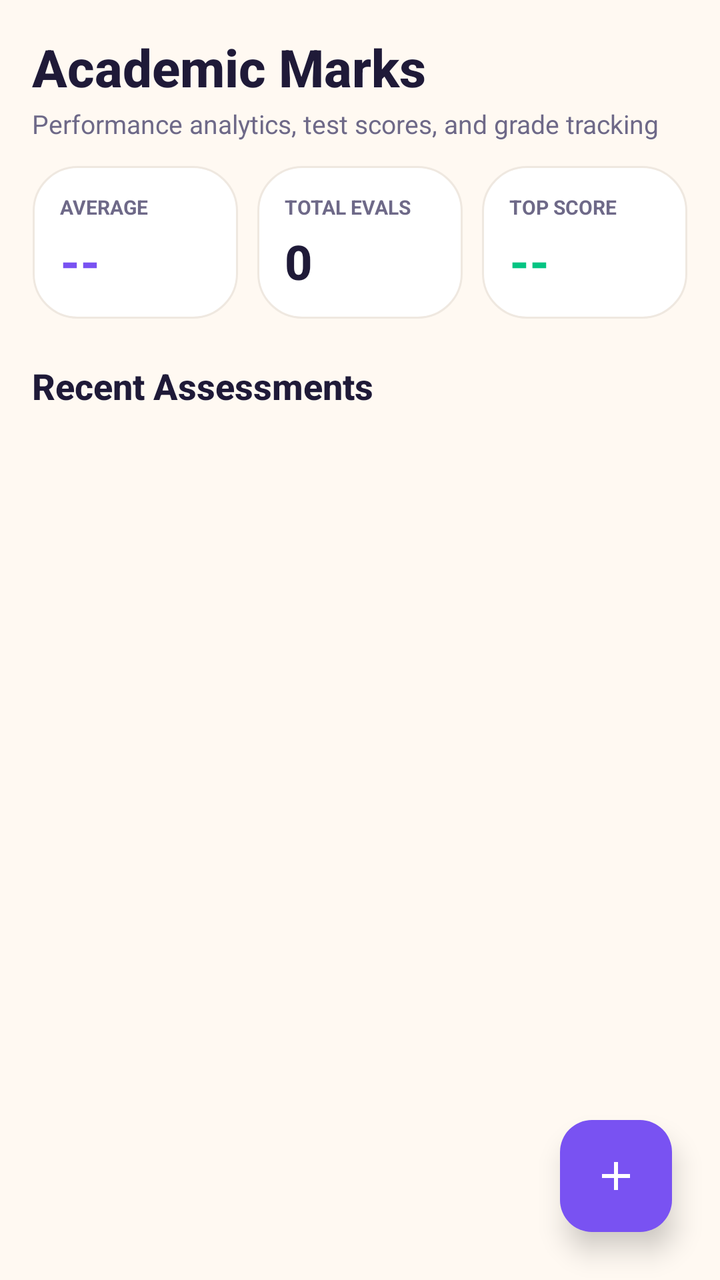
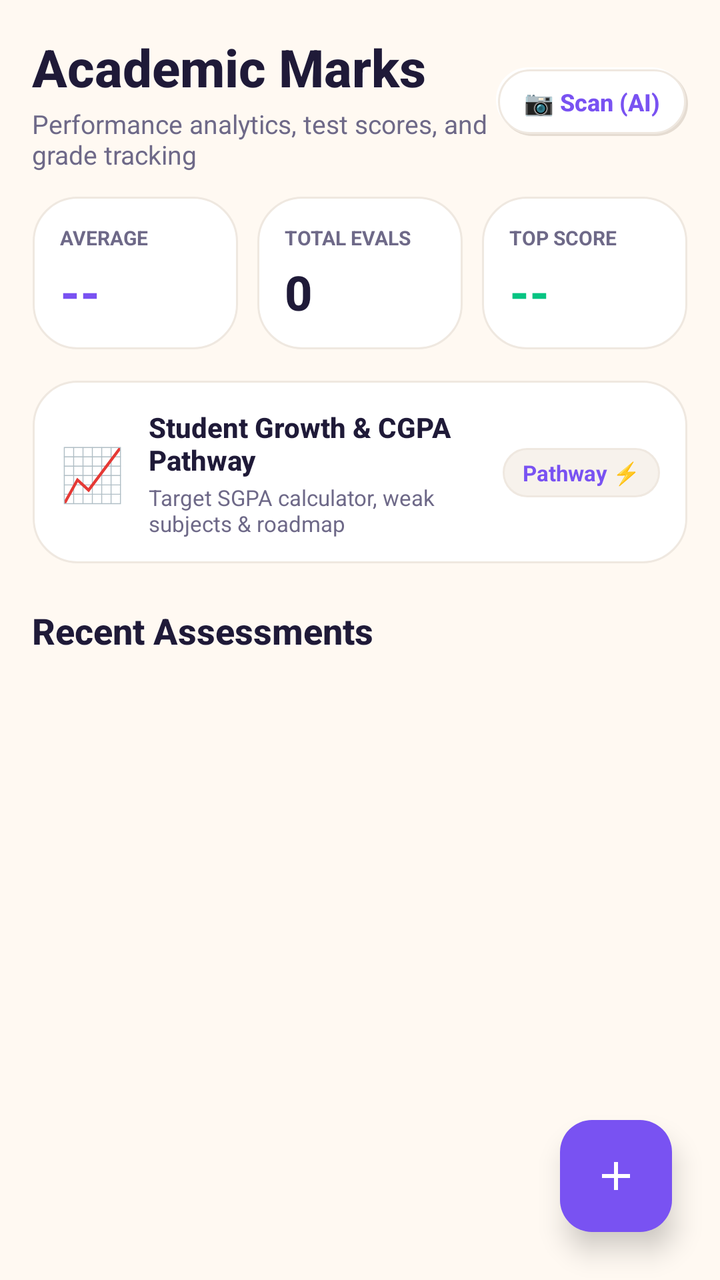

Compare the two renders of this Android layout. The source of the first and the diff that turns it into the second are given below.
<!-- AndroidManifest.xml: application theme Theme.AcademiaLife -->
<!-- res/layout/fragment_marks.xml -->
<?xml version="1.0" encoding="utf-8"?>
<androidx.coordinatorlayout.widget.CoordinatorLayout xmlns:android="http://schemas.android.com/apk/res/android"
    xmlns:app="http://schemas.android.com/apk/res-auto"
    android:layout_width="match_parent"
    android:layout_height="match_parent"
    android:background="@color/neu_bg">

    <LinearLayout
        android:layout_width="match_parent"
        android:layout_height="match_parent"
        android:orientation="vertical"
        android:padding="16dp">

        
        <TextView
            android:layout_width="wrap_content"
            android:layout_height="wrap_content"
            android:text="Academic Marks"
            android:textColor="@color/text_primary"
            android:textSize="26sp"
            android:fontFamily="sans-serif-medium"
            android:textStyle="bold" />

        <TextView
            android:layout_width="wrap_content"
            android:layout_height="wrap_content"
            android:layout_marginTop="2dp"
            android:layout_marginBottom="12dp"
            android:text="Performance analytics, test scores, and grade tracking"
            android:textColor="@color/text_secondary"
            android:textSize="13sp" />

        
        <LinearLayout
            android:layout_width="match_parent"
            android:layout_height="wrap_content"
            android:orientation="horizontal">

            <LinearLayout
                android:layout_width="0dp"
                android:layout_height="wrap_content"
                android:layout_marginEnd="6dp"
                android:layout_weight="1"
                android:background="@drawable/bg_neumorphic_card"
                android:orientation="vertical"
                android:padding="14dp">

                <TextView
                    android:layout_width="wrap_content"
                    android:layout_height="wrap_content"
                    android:text="AVERAGE"
                    android:textColor="@color/text_secondary"
                    android:textSize="10sp"
                    android:textStyle="bold" />

                <TextView
                    android:id="@+id/tvAverageMarks"
                    android:layout_width="wrap_content"
                    android:layout_height="wrap_content"
                    android:layout_marginTop="4dp"
                    android:text="--"
                    android:textColor="@color/brand_primary"
                    android:textSize="24sp"
                    android:fontFamily="sans-serif-medium"
                    android:textStyle="bold" />
            </LinearLayout>

            <LinearLayout
                android:layout_width="0dp"
                android:layout_height="wrap_content"
                android:layout_marginHorizontal="3dp"
                android:layout_weight="1"
                android:background="@drawable/bg_neumorphic_card"
                android:orientation="vertical"
                android:padding="14dp">

                <TextView
                    android:layout_width="wrap_content"
                    android:layout_height="wrap_content"
                    android:text="TOTAL EVALS"
                    android:textColor="@color/text_secondary"
                    android:textSize="10sp"
                    android:textStyle="bold" />

                <TextView
                    android:id="@+id/tvTotalAssessments"
                    android:layout_width="wrap_content"
                    android:layout_height="wrap_content"
                    android:layout_marginTop="4dp"
                    android:text="0"
                    android:textColor="@color/text_primary"
                    android:textSize="24sp"
                    android:fontFamily="sans-serif-medium"
                    android:textStyle="bold" />
            </LinearLayout>

            <LinearLayout
                android:layout_width="0dp"
                android:layout_height="wrap_content"
                android:layout_marginStart="6dp"
                android:layout_weight="1"
                android:background="@drawable/bg_neumorphic_card"
                android:orientation="vertical"
                android:padding="14dp">

                <TextView
                    android:layout_width="wrap_content"
                    android:layout_height="wrap_content"
                    android:text="TOP SCORE"
                    android:textColor="@color/text_secondary"
                    android:textSize="10sp"
                    android:textStyle="bold" />

                <TextView
                    android:id="@+id/tvTopSubject"
                    android:layout_width="wrap_content"
                    android:layout_height="wrap_content"
                    android:layout_marginTop="4dp"
                    android:text="--"
                    android:textColor="@color/status_safe"
                    android:textSize="24sp"
                    android:fontFamily="sans-serif-medium"
                    android:textStyle="bold" />
            </LinearLayout>
        </LinearLayout>

        <TextView
            android:layout_width="wrap_content"
            android:layout_height="wrap_content"
            android:layout_marginTop="20dp"
            android:text="Recent Assessments"
            android:textColor="@color/text_primary"
            android:textSize="18sp"
            android:fontFamily="sans-serif-medium"
            android:textStyle="bold" />

        <androidx.recyclerview.widget.RecyclerView
            android:id="@+id/rvAssessments"
            android:layout_width="match_parent"
            android:layout_height="0dp"
            android:layout_marginTop="8dp"
            android:layout_weight="1"
            android:clipToPadding="false"
            android:paddingBottom="80dp" />

        
        <LinearLayout
            android:id="@+id/layoutEmptyMarks"
            android:layout_width="match_parent"
            android:layout_height="wrap_content"
            android:layout_marginTop="24dp"
            android:background="@drawable/bg_neumorphic_card"
            android:gravity="center"
            android:orientation="vertical"
            android:padding="28dp"
            android:visibility="gone">

            <ImageView
                android:layout_width="48dp"
                android:layout_height="48dp"
                android:src="@drawable/ic_marks"
                app:tint="@color/text_muted" />

            <TextView
                android:layout_width="wrap_content"
                android:layout_height="wrap_content"
                android:layout_marginTop="12dp"
                android:text="No Assessments Evaluated"
                android:textColor="@color/text_primary"
                android:textSize="16sp"
                android:textStyle="bold" />

            <TextView
                android:layout_width="wrap_content"
                android:layout_height="wrap_content"
                android:layout_marginTop="4dp"
                android:gravity="center"
                android:text="Tap + to record your quiz, midterm, or assignment marks."
                android:textColor="@color/text_secondary"
                android:textSize="12sp" />
        </LinearLayout>

    </LinearLayout>

    
    <com.google.android.material.floatingactionbutton.FloatingActionButton
        android:id="@+id/fabAddAssessment"
        android:layout_width="wrap_content"
        android:layout_height="wrap_content"
        android:layout_gravity="bottom|end"
        android:layout_margin="24dp"
        android:backgroundTint="@color/brand_primary"
        android:contentDescription="Add Assessment"
        android:src="@drawable/ic_add"
        app:elevation="8dp"
        app:tint="@color/white" />

</androidx.coordinatorlayout.widget.CoordinatorLayout>
<!-- resources referenced by this layout -->
<resources>
  <color name="brand_primary">#7952F2</color>
  <color name="neu_bg">#FFF9F2</color>
  <color name="status_safe">#05C482</color>
  <color name="text_muted">#8E89A8</color>
  <color name="text_primary">#1F1A38</color>
  <color name="text_secondary">#6E6988</color>
  <color name="white">#FFFFFF</color>
  <!-- drawable ic_add (drawable) -->
  <vector xmlns:android="http://schemas.android.com/apk/res/android"
      android:width="24dp"
      android:height="24dp"
      android:viewportWidth="24"
      android:viewportHeight="24">
    <path
        android:fillColor="@color/white"
        android:pathData="M19,13h-6v6h-2v-6H5v-2h6V5h2v6h6v2z"/>
  </vector>
  <!-- drawable ic_marks (drawable) -->
  <vector xmlns:android="http://schemas.android.com/apk/res/android"
      android:width="24dp"
      android:height="24dp"
      android:viewportWidth="24"
      android:viewportHeight="24">
    <path
        android:fillColor="@color/brand_primary"
        android:pathData="M16,6l2.29,2.29 -4.88,4.88 -4,-4L2,16.59 3.41,18l6,-6 4,4 6.3,-6.29L22,12V6z"/>
  </vector>
  <color name="lavender_dark_shadow">#E5DCD2</color>
  <color name="surface_light">#FFFFFF</color>
  <color name="surface_border">#EFE8E0</color>
  <color name="lavender_primary">#7952F2</color>
  <color name="lavender_surface">#F7F2EC</color>
  <color name="lavender_deep">#6234EB</color>
  <color name="lavender_bg">#FFF9F2</color>
  <color name="lavender_card">#FFFFFF</color>
  <style name="ThemeOverlay.AcademiaLife.MaterialAlertDialog" parent="ThemeOverlay.Material3.MaterialAlertDialog">
          <item name="shapeAppearanceOverlay">@style/ShapeAppearance.AcademiaLife.Dialog</item>
          <item name="colorSurface">@color/lavender_card</item>
      </style>
  <style name="ShapeAppearance.AcademiaLife.Dialog" parent="">
          <item name="cornerSize">22dp</item>
      </style>
  <!-- unchanged entries left out for length: 2 -->
</resources>

<!-- the commit's change to res/layout/fragment_marks.xml (unified diff, before → after) -->
@@ -12,23 +12,52 @@
         android:padding="16dp">
 
         
-        <TextView
-            android:layout_width="wrap_content"
-            android:layout_height="wrap_content"
-            android:text="Academic Marks"
-            android:textColor="@color/text_primary"
-            android:textSize="26sp"
-            android:fontFamily="sans-serif-medium"
-            android:textStyle="bold" />
-
-        <TextView
-            android:layout_width="wrap_content"
-            android:layout_height="wrap_content"
-            android:layout_marginTop="2dp"
-            android:layout_marginBottom="12dp"
-            android:text="Performance analytics, test scores, and grade tracking"
-            android:textColor="@color/text_secondary"
-            android:textSize="13sp" />
+        <LinearLayout
+            android:layout_width="match_parent"
+            android:layout_height="wrap_content"
+            android:orientation="horizontal"
+            android:gravity="center_vertical"
+            android:layout_marginBottom="12dp">
+
+            <LinearLayout
+                android:layout_width="0dp"
+                android:layout_height="wrap_content"
+                android:layout_weight="1"
+                android:orientation="vertical">
+
+                <TextView
+                    android:layout_width="wrap_content"
+                    android:layout_height="wrap_content"
+                    android:text="Academic Marks"
+                    android:textColor="@color/text_primary"
+                    android:textSize="26sp"
+                    android:fontFamily="sans-serif-medium"
+                    android:textStyle="bold" />
+
+                <TextView
+                    android:layout_width="wrap_content"
+                    android:layout_height="wrap_content"
+                    android:layout_marginTop="2dp"
+                    android:text="Performance analytics, test scores, and grade tracking"
+                    android:textColor="@color/text_secondary"
+                    android:textSize="13sp" />
+            </LinearLayout>
+
+            <TextView
+                android:id="@+id/btnScanMarksAI"
+                android:layout_width="wrap_content"
+                android:layout_height="wrap_content"
+                android:background="@drawable/bg_neumorphic_chip_idle"
+                android:clickable="true"
+                android:focusable="true"
+                android:paddingHorizontal="14dp"
+                android:paddingVertical="9dp"
+                android:text="📷 Scan (AI)"
+                android:textColor="@color/lavender_primary"
+                android:textSize="12sp"
+                android:fontFamily="sans-serif-medium"
+                android:textStyle="bold" />
+        </LinearLayout>
 
         
         <LinearLayout
@@ -122,6 +151,62 @@
                     android:fontFamily="sans-serif-medium"
                     android:textStyle="bold" />
             </LinearLayout>
+        </LinearLayout>
+
+        
+        <LinearLayout
+            android:id="@+id/cardGrowthPathway"
+            android:layout_width="match_parent"
+            android:layout_height="wrap_content"
+            android:layout_marginTop="14dp"
+            android:background="@drawable/bg_neumorphic_card"
+            android:clickable="true"
+            android:focusable="true"
+            android:orientation="horizontal"
+            android:gravity="center_vertical"
+            android:padding="14dp">
+
+            <TextView
+                android:layout_width="wrap_content"
+                android:layout_height="wrap_content"
+                android:text="📈"
+                android:textSize="26sp" />
+
+            <LinearLayout
+                android:layout_width="0dp"
+                android:layout_height="wrap_content"
+                android:layout_marginStart="12dp"
+                android:layout_weight="1"
+                android:orientation="vertical">
+
+                <TextView
+                    android:layout_width="wrap_content"
+                    android:layout_height="wrap_content"
+                    android:text="Student Growth &amp; CGPA Pathway"
+                    android:textColor="@color/text_primary"
+                    android:textSize="14sp"
+                    android:fontFamily="sans-serif-medium"
+                    android:textStyle="bold" />
+
+                <TextView
+                    android:layout_width="wrap_content"
+                    android:layout_height="wrap_content"
+                    android:layout_marginTop="2dp"
+                    android:text="Target SGPA calculator, weak subjects &amp; roadmap"
+                    android:textColor="@color/text_secondary"
+                    android:textSize="11sp" />
+            </LinearLayout>
+
+            <TextView
+                android:layout_width="wrap_content"
+                android:layout_height="wrap_content"
+                android:background="@drawable/bg_pill_neutral"
+                android:paddingHorizontal="10dp"
+                android:paddingVertical="5dp"
+                android:text="Pathway ⚡"
+                android:textColor="@color/electric_violet"
+                android:textSize="11sp"
+                android:textStyle="bold" />
         </LinearLayout>
 
         <TextView
<!-- resource entries referenced after the edit -->
@@ -1,12 +1,61 @@
 <!-- resources referenced by this layout -->
 <resources>
   <color name="brand_primary">#7952F2</color>
+  <color name="electric_violet">#7952F2</color>
   <color name="neu_bg">#FFF9F2</color>
   <color name="status_safe">#05C482</color>
   <color name="text_muted">#8E89A8</color>
   <color name="text_primary">#1F1A38</color>
   <color name="text_secondary">#6E6988</color>
   <color name="white">#FFFFFF</color>
+  <!-- drawable bg_neumorphic_chip_idle (drawable) -->
+  <?xml version="1.0" encoding="utf-8"?>
+  <layer-list xmlns:android="http://schemas.android.com/apk/res/android">
+      <item
+          android:left="2dp"
+          android:top="2dp">
+          <shape android:shape="rectangle">
+              <corners android:radius="50dp" />
+              <solid android:color="@color/lavender_dark_shadow" />
+          </shape>
+      </item>
+      <item
+          android:right="2dp"
+          android:bottom="2dp">
+          <shape android:shape="rectangle">
+              <corners android:radius="50dp" />
+              <solid android:color="@color/lavender_light_shadow" />
+          </shape>
+      </item>
+      <item
+          android:left="1dp"
+          android:top="1dp"
+          android:right="1dp"
+          android:bottom="1dp">
+          <shape android:shape="rectangle">
+              <corners android:radius="50dp" />
+              <solid android:color="@color/lavender_card" />
+              <stroke
+                  android:width="1dp"
+                  android:color="@color/lavender_divider" />
+          </shape>
+      </item>
+  </layer-list>
+  <!-- drawable bg_pill_neutral (drawable) -->
+  <?xml version="1.0" encoding="utf-8"?>
+  <shape xmlns:android="http://schemas.android.com/apk/res/android"
+      android:shape="rectangle">
+      <corners android:radius="50dp" />
+      <solid android:color="@color/lavender_surface" />
+      <stroke
+          android:width="1dp"
+          android:color="@color/lavender_divider" />
+      <padding
+          android:left="10dp"
+          android:top="4dp"
+          android:right="10dp"
+          android:bottom="4dp" />
+  </shape>
   <!-- drawable ic_add (drawable) -->
   <vector xmlns:android="http://schemas.android.com/apk/res/android"
       android:width="24dp"
@@ -30,11 +79,13 @@
   <color name="lavender_dark_shadow">#E5DCD2</color>
   <color name="surface_light">#FFFFFF</color>
   <color name="surface_border">#EFE8E0</color>
+  <color name="lavender_light_shadow">#FFFFFF</color>
   <color name="lavender_primary">#7952F2</color>
   <color name="lavender_surface">#F7F2EC</color>
   <color name="lavender_deep">#6234EB</color>
   <color name="lavender_bg">#FFF9F2</color>
   <color name="lavender_card">#FFFFFF</color>
+  <color name="lavender_divider">#EFE8E0</color>
   <style name="ThemeOverlay.AcademiaLife.MaterialAlertDialog" parent="ThemeOverlay.Material3.MaterialAlertDialog">
           <item name="shapeAppearanceOverlay">@style/ShapeAppearance.AcademiaLife.Dialog</item>
           <item name="colorSurface">@color/lavender_card</item>
